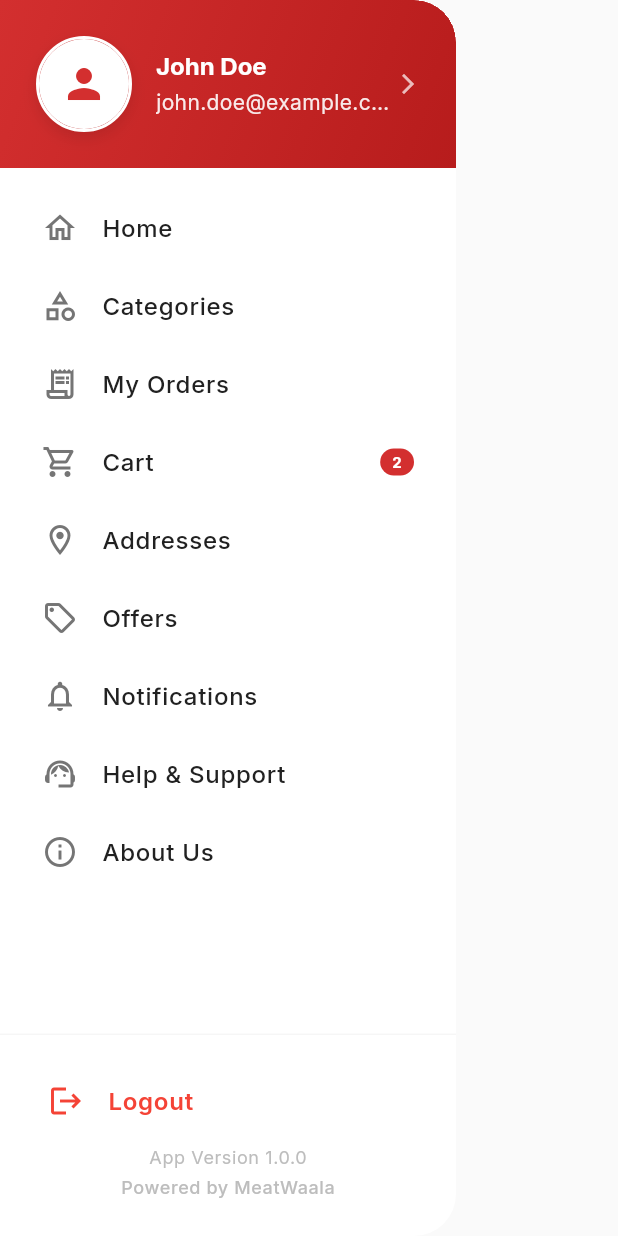
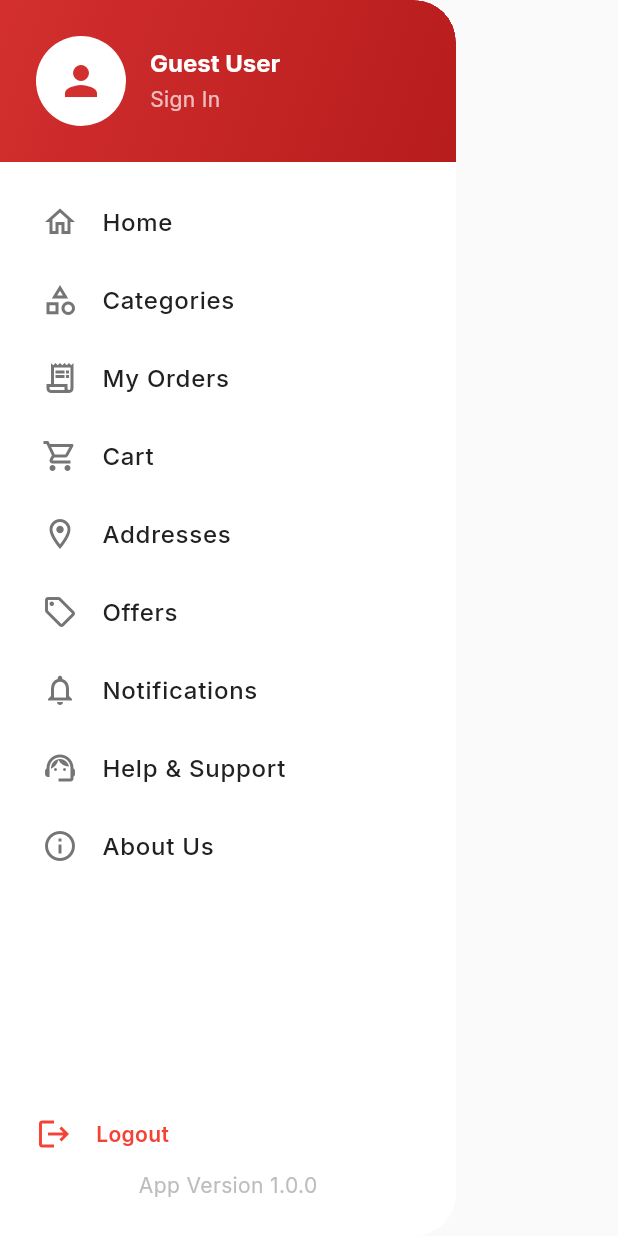
Before and after one commit to arao62916-sys/MeatWaala, a Flutter app: the AppDrawer widget shown alone on an empty page, opened directly, on a phone screen of 412 x 824 dp. Run offline on Flutter 3.47's test engine with Material 3 defaults, Android fonts, the phone set to English and light mode, and no system bars; our stand-ins replace animated_notch_bottom_bar, cached_network_image, file_picker, get, get_storage, google_fonts and 2 more; missing offline and left inert: razorpay_flutter; accounts and stored records are empty; network calls fail; statements that could not run were skipped.

Commit message:
feat: Refactor AppDrawer and related controllers for improved navigation and user data handling

```diff
--- a/lib/core/widgets/drawer/app_drawer.dart
+++ b/lib/core/widgets/drawer/app_drawer.dart
@@ -1,28 +1,50 @@
 import 'package:flutter/material.dart';
 import 'package:get/get.dart';
+import 'package:cached_network_image/cached_network_image.dart';
+
 import 'package:meatwaala_app/core/theme/app_colors.dart';
 import 'package:meatwaala_app/routes/app_routes.dart';
 import 'package:meatwaala_app/core/widgets/drawer/app_drawer_controller.dart';
 import 'package:meatwaala_app/core/widgets/drawer/drawer_menu_item.dart';
-import 'package:cached_network_image/cached_network_image.dart';
+import 'package:meatwaala_app/modules/navigation/controllers/bottom_nav_controller.dart';
 
 class AppDrawer extends StatelessWidget {
   const AppDrawer({super.key});
 
+  /// Bottom bar tab route → index mapping
+  static const Map<String, int> _bottomTabRoutes = {
+    AppRoutes.home: 0,
+    AppRoutes.categories: 1,
+    AppRoutes.orders: 2,
+    AppRoutes.orderHistory: 2,
+    AppRoutes.profile: 3,
+  };
+
   @override
   Widget build(BuildContext context) {
-    // Inject controller if not present
-    final controller = Get.put(AppDrawerController());
+    final drawerController = Get.put(AppDrawerController());
+    final bottomNavController = Get.find<BottomNavController>();
 
-    // Update route when drawer opens
-    WidgetsBinding.instance.addPostFrameCallback((_) {
-      controller.currentRoute.value = Get.currentRoute;
+    /// Sync drawer when bottom tab changes
+    ever(bottomNavController.selectedIndex, (int index) {
+      final match = _bottomTabRoutes.entries
+          .firstWhere(
+            (e) => e.value == index,
+            orElse: () => const MapEntry('', -1),
+          );
+
+      if (match != null) {
+        drawerController.currentRoute.value = match.key;
+      }
     });
 
-    // Calculate bottom padding required (Safe area only)
+    /// Sync drawer on open
+    WidgetsBinding.instance.addPostFrameCallback((_) {
+      drawerController.currentRoute.value = Get.currentRoute;
+    });
+
     final double bottomPadding = MediaQuery.of(context).padding.bottom;
 
-    // Define menu items
     final List<DrawerMenuItem> menuItems = [
       DrawerMenuItem(
         title: 'Home',
@@ -39,8 +61,8 @@ class AppDrawer extends StatelessWidget {
       DrawerMenuItem(
         title: 'My Orders',
         icon: Icons.receipt_long_outlined,
-        route: AppRoutes.orderHistory,
-        onTap: () => _navigate(AppRoutes.orderHistory),
+        route: AppRoutes.orders,
+        onTap: () => _navigate(AppRoutes.orders),
       ),
       DrawerMenuItem(
         title: 'Cart',
@@ -89,43 +111,51 @@ class AppDrawer extends StatelessWidget {
           bottomRight: Radius.circular(28),
         ),
       ),
-      // Column layout with Expanded list ensures proper spacing
       child: Column(
         children: [
-          // 1. User Profile Header
-          _buildHeader(context, controller),
-
-          // 2. Navigation Menu (Expanded to fill available space)
+          _buildHeader(context, drawerController),
           Expanded(
             child: ListView.builder(
-              padding: const EdgeInsets.only(
-                  top: 16, left: 12, right: 12, bottom: 0),
+              padding: const EdgeInsets.only(top: 16, left: 12, right: 12),
               itemCount: menuItems.length,
               itemBuilder: (context, index) {
-                final item = menuItems[index];
-                return _buildMenuItem(context, item, controller);
+                return _buildMenuItem(
+                    context, menuItems[index], drawerController);
               },
             ),
           ),
-
-          // 3. Bottom Section (Logout & App Info)
-          // Passes dynamic bottom padding
-          _buildFooter(context, controller, bottomPadding),
+          _buildFooter(context, drawerController, bottomPadding),
         ],
       ),
     );
   }
 
-  /// Helper to handle navigation
+  /// ✅ Drawer → Bottom bar + page sync
   void _navigate(String route) {
-    Get.back(); // Close drawer first
+    Get.back(); // close drawer
+
+    // Bottom bar routes → change index ONLY
+    if (_bottomTabRoutes.containsKey(route)) {
+      final bottomNavController = Get.find<BottomNavController>();
+      final drawerController = Get.find<AppDrawerController>();
+
+      final int index = _bottomTabRoutes[route]!;
+
+      bottomNavController.changeTab(index);
+      drawerController.currentRoute.value = route;
+
+      return;
+    }
+
+    // Normal routes
     if (Get.currentRoute != route) {
       Get.toNamed(route);
     }
   }
 
-  /// Builds the top header section
-  Widget _buildHeader(BuildContext context, AppDrawerController controller) {
+  /// Header
+  Widget _buildHeader(
+      BuildContext context, AppDrawerController controller) {
     return GestureDetector(
       onTap: controller.navigateToProfile,
       child: Container(
@@ -136,9 +166,7 @@ class AppDrawer extends StatelessWidget {
           right: 24,
         ),
         decoration: const BoxDecoration(
-          borderRadius: BorderRadius.only(
-            topRight: Radius.circular(28),
-          ),
+          borderRadius: BorderRadius.only(topRight: Radius.circular(28)),
           gradient: LinearGradient(
             colors: [
               UserColors.headerBgStart,
@@ -152,20 +180,7 @@ class AppDrawer extends StatelessWidget {
           final user = controller.currentUser.value;
           return Row(
             children: [
-              // Profile Image
-              Container(
-                decoration: BoxDecoration(
-                  shape: BoxShape.circle,
-                  border: Border.all(color: Colors.white, width: 2),
-                  boxShadow: [
-                    BoxShadow(
-                      color: Colors.black.withOpacity(0.1),
-                      blurRadius: 8,
-                      offset: const Offset(0, 4),
-                    ),
-                  ],
-                ),
-                child: CircleAvatar(
+              CircleAvatar(
                 radius: 30,
                 backgroundColor: Colors.white,
                 backgroundImage: user?.profileImage != null
@@ -176,41 +191,32 @@ class AppDrawer extends StatelessWidget {
                         size: 32, color: AppColors.primary)
                     : null,
               ),
-              ),
               const SizedBox(width: 16),
-
-              // User Info
               Expanded(
                 child: Column(
                   crossAxisAlignment: CrossAxisAlignment.start,
                   children: [
                     Text(
                       user?.name ?? 'Guest User',
-                      style: Theme.of(context).textTheme.titleLarge?.copyWith(
+                      style: Theme.of(context)
+                          .textTheme
+                          .titleLarge
+                          ?.copyWith(
                               color: Colors.white,
-                            fontWeight: FontWeight.bold,
-                          ),
+                              fontWeight: FontWeight.bold),
                       maxLines: 1,
                       overflow: TextOverflow.ellipsis,
                     ),
                     const SizedBox(height: 4),
                     Text(
                       user?.email ?? user?.phone ?? 'Sign In',
-                      style: Theme.of(context).textTheme.bodyMedium?.copyWith(
-                            color: Colors.white.withOpacity(0.9),
-                          ),
-                      maxLines: 1,
-                      overflow: TextOverflow.ellipsis,
+                      style: Theme.of(context)
+                          .textTheme
+                          .bodyMedium
+                          ?.copyWith(color: Colors.white70),
                     ),
                   ],
                 ),
-              ),
-
-              // Arrow Icon
-              Icon(
-                Icons.arrow_forward_ios,
-                color: Colors.white.withOpacity(0.7),
-                size: 16,
               ),
             ],
           );
@@ -219,22 +225,17 @@ class AppDrawer extends StatelessWidget {
     );
   }
 
-  /// Builds individual menu items
+  /// Menu item
   Widget _buildMenuItem(BuildContext context, DrawerMenuItem item,
       AppDrawerController controller) {
     return Obx(() {
       final bool isActive = controller.currentRoute.value == item.route;
 
-      return Container(
-        margin: const EdgeInsets.only(bottom: 4),
-        child: Material(
-          color: Colors.transparent,
-          child: InkWell(
+      return InkWell(
         onTap: item.onTap ?? () => _navigate(item.route),
         borderRadius: BorderRadius.circular(12),
-            splashColor: AppColors.primary.withOpacity(0.1),
-            highlightColor: AppColors.primary.withOpacity(0.05),
         child: Container(
+          margin: const EdgeInsets.only(bottom: 4),
           padding: const EdgeInsets.symmetric(horizontal: 16, vertical: 12),
           decoration: BoxDecoration(
             color: isActive ? AppColors.primary.withOpacity(0.1) : null,
@@ -244,7 +245,6 @@ class AppDrawer extends StatelessWidget {
             children: [
               Icon(
                 item.icon,
-                    size: 24,
                 color:
                     isActive ? AppColors.primary : AppColors.textSecondary,
               ),
@@ -261,86 +261,44 @@ class AppDrawer extends StatelessWidget {
                       ),
                 ),
               ),
-                  if (item.showBadge && (item.badgeCount ?? 0) > 0)
-                    Container(
-                      padding: const EdgeInsets.symmetric(
-                          horizontal: 8, vertical: 2),
-                      decoration: BoxDecoration(
-                        color: AppColors.primary,
-                        borderRadius: BorderRadius.circular(12),
-                      ),
-                      child: Text(
-                        '${item.badgeCount}',
-                        style: const TextStyle(
-                          color: Colors.white,
-                          fontSize: 10,
-                          fontWeight: FontWeight.bold,
-                        ),
-                      ),
-                    ),
             ],
-              ),
-            ),
           ),
         ),
       );
     });
   }
 
-  /// Builds the footer section with dynamic bottom padding
+  /// Footer
   Widget _buildFooter(BuildContext context, AppDrawerController controller,
       double bottomPadding) {
     return Container(
-      // Apply padding: standard top/horizontal, standard bottom + safe area
       padding: EdgeInsets.only(
-          left: 24, right: 24, top: 24, bottom: 24 + bottomPadding),
-      decoration: BoxDecoration(
-        border: Border(
-          top: BorderSide(
-            color: AppColors.divider.withOpacity(0.5),
-          ),
-        ),
+        left: 24,
+        right: 24,
+        top: 24,
+        bottom: 24 + bottomPadding,
       ),
       child: Column(
         children: [
-          // Logout Button
           InkWell(
             onTap: controller.logout,
-            borderRadius: BorderRadius.circular(12),
-            child: Padding(
-              padding:
-                  const EdgeInsets.symmetric(vertical: 8.0, horizontal: 8.0),
             child: Row(
-                children: [
-                  const Icon(Icons.logout, color: AppColors.error),
-                  const SizedBox(width: 16),
+              children: const [
+                Icon(Icons.logout, color: AppColors.error),
+                SizedBox(width: 16),
                 Text(
                   'Logout',
-                    style: Theme.of(context).textTheme.bodyLarge?.copyWith(
+                  style: TextStyle(
                       color: AppColors.error,
-                          fontWeight: FontWeight.w600,
-                        ),
+                      fontWeight: FontWeight.w600),
                 ),
               ],
             ),
           ),
-          ),
-          const SizedBox(height: 10),
-
-          // App Version Info
-          Text(
+          const SizedBox(height: 12),
+          const Text(
             'App Version 1.0.0',
-            style: Theme.of(context).textTheme.bodySmall?.copyWith(
-                  color: AppColors.textHint,
-                ),
-          ),
-          const SizedBox(height: 4),
-          Text(
-            'Powered by MeatWaala',
-            style: Theme.of(context).textTheme.bodySmall?.copyWith(
-                  color: AppColors.textHint,
-                  fontWeight: FontWeight.w500,
-                ),
+            style: TextStyle(color: AppColors.textHint),
           ),
         ],
       ),
@@ -348,8 +306,7 @@ class AppDrawer extends StatelessWidget {
   }
 }
 
-// Local helper colors for header gradient
 class UserColors {
-  static const Color headerBgStart = Color(0xFFD32F2F); // AppColors.primary
-  static const Color headerBgEnd = Color(0xFFB71C1C); // AppColors.primaryDark
+  static const Color headerBgStart = Color(0xFFD32F2F);
+  static const Color headerBgEnd = Color(0xFFB71C1C);
 }
--- a/lib/core/widgets/drawer/app_drawer_controller.dart
+++ b/lib/core/widgets/drawer/app_drawer_controller.dart
@@ -3,6 +3,7 @@ import 'package:get/get.dart';
 import 'package:meatwaala_app/data/models/user_model.dart';
 import 'package:meatwaala_app/modules/auth/controllers/auth_controller.dart';
 import 'package:meatwaala_app/services/storage_service.dart';
+import 'package:meatwaala_app/modules/navigation/controllers/bottom_nav_controller.dart';
 
 /// Controller for managing drawer state and user data
 class AppDrawerController extends GetxController {
@@ -21,16 +22,32 @@ class AppDrawerController extends GetxController {
 
   /// Load user data from storage or API
   void _loadUserData() {
-    // TODO: Load from GetStorage or API
-    // For now, using mock data
-    currentUser.value = UserModel(
-      id: '1',
-      name: 'John Doe',
-      email: 'john.doe@example.com',
-      phone: '+91 98765 43210',
-      profileImage: null, // Can be a URL
-      createdAt: DateTime.now(),
-    );
+    final storage = StorageService();
+
+    // Load user data from storage
+    final userId = storage.getUserId();
+    final userName = storage.getUserName();
+    final userEmail = storage.getUserEmail();
+    final userPhone = storage.getUserPhone();
+
+    // Only set user if logged in
+    if (userId != null && userId.isNotEmpty) {
+      currentUser.value = UserModel(
+        id: userId,
+        name: userName ?? 'User',
+        email: userEmail ?? '',
+        phone: userPhone ?? '',
+        profileImage: null, // Can be loaded from profile API
+        createdAt: DateTime.now(),
+      );
+    } else {
+      currentUser.value = null;
+    }
+  }
+
+  /// Refresh user data (call after profile updates)
+  void refreshUserData() {
+    _loadUserData();
   }
 
   /// Track current route for highlighting active menu
@@ -85,6 +102,29 @@ class AppDrawerController extends GetxController {
   /// Navigate to profile screen
   void navigateToProfile() {
     Get.back(); // Close drawer
-    Get.toNamed('/profile');
+
+    // Check if we're already on MainScreen
+    if (Get.currentRoute == '/main') {
+      // Just switch to profile tab (index 3)
+      try {
+        final navController = Get.find<BottomNavController>();
+        navController.changeTab(3);
+      } catch (e) {
+        // If controller not found, navigate to main
+        Get.offAllNamed('/main');
+      }
+    } else {
+      // Navigate to MainScreen and switch to profile tab
+      Get.offAllNamed('/main');
+      // Wait for navigation to complete, then switch tab
+      Future.delayed(const Duration(milliseconds: 100), () {
+        try {
+          final navController = Get.find<BottomNavController>();
+          navController.changeTab(3);
+        } catch (e) {
+          // Controller not ready yet, ignore
+        }
+      });
+    }
   }
 }
--- a/lib/main.dart
+++ b/lib/main.dart
@@ -17,8 +17,8 @@ void main() async {
   // Register AuthController globally before any other controller
   Get.put(AuthController());
   Get.put(AreaController());
-  Get.lazyPut(() => OrderController());
-  Get.lazyPut(() => ProfileController());
+  Get.put(ProfileController());
+  Get.put(OrderController());
   runApp(const MeatWaalaApp());
 }
 
--- a/lib/modules/home/controllers/home_controller.dart
+++ b/lib/modules/home/controllers/home_controller.dart
@@ -173,7 +173,7 @@ class HomeController extends GetxController {
   }
 
   void navigateToCart() {
-    Get.toNamed(AppRoutes.cart);
+    Get.toNamed(AppRoutes.orders);
   }
 
   void navigateToProfile() {
```
Also changed, not shown: lib/modules/navigation/controllers/bottom_nav_controller.dart (+23 -27 lines), lib/modules/navigation/views/main_screen.dart (+14 -18 lines), lib/modules/profile/controllers/profile_controller.dart (+14 -0 lines), lib/services/storage_service.dart (+16 -0 lines). Lines whose indentation alone changed are shown as unchanged.
